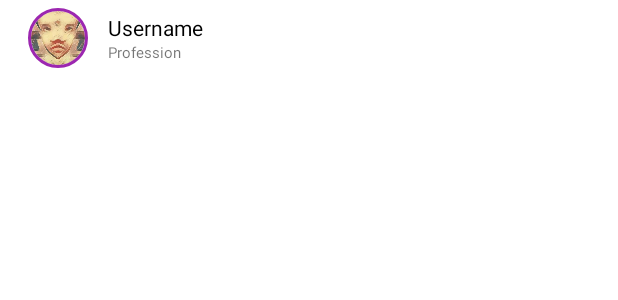
After one commit to priyamprakash/Social-media-21, an Android app: the layout comment_sample.xml on its own in the app's theme, with its tools: preview values and no code run, on a phone screen of 412 x 824 dp. The commit adds this screen. Shown: the top 300 px of the screen. Run offline under Robolectric (Android 15) with nearby library versions, the phone set to English and light mode, and no system bars.

Commit message:
comment section

```diff
--- a/app/src/main/java/com/app/social21/Adapter/NotificationAdapter.java
+++ b/app/src/main/java/com/app/social21/Adapter/NotificationAdapter.java
@@ -1,7 +1,6 @@
 package com.app.social21.Adapter;
 
 import android.content.Context;
-import android.graphics.Color;
 import android.text.Html;
 import android.view.LayoutInflater;
 import android.view.View;
@@ -58,7 +57,7 @@ public class NotificationAdapter extends RecyclerView.Adapter<NotificationAdapte
 
             profile = itemView.findViewById(R.id.profile_image);
             notification = itemView.findViewById(R.id.notification);
-            time = itemView.findViewById(R.id.time);
+            time = itemView.findViewById(R.id.profession);
 
 
 
--- a/app/src/main/java/com/app/social21/CommentActvity.java
+++ b/app/src/main/java/com/app/social21/CommentActvity.java
@@ -73,6 +73,7 @@ public class CommentActvity extends AppCompatActivity {
                 Picasso.get().load(user.getProfilePic()).placeholder(R.drawable.img_man1).into(binding.profileImage);
                 binding.name.setText(user.getName());
 
+
             }
 
             @Override
--- /dev/null
+++ b/app/src/main/res/layout/comment_sample.xml
@@ -0,0 +1,50 @@
+<?xml version="1.0" encoding="utf-8"?>
+<LinearLayout xmlns:android="http://schemas.android.com/apk/res/android"
+    android:layout_width="match_parent"
+    android:layout_height="match_parent"
+    xmlns:app="http://schemas.android.com/apk/res-auto"
+    android:orientation="vertical">
+    <LinearLayout
+        android:layout_width="match_parent"
+        android:layout_height="wrap_content"
+        android:gravity="center"
+        android:padding="5dp"
+        android:orientation="horizontal">
+
+        <de.hdodenhof.circleimageview.CircleImageView
+            android:id="@+id/profile_image"
+            android:layout_width="40dp"
+            android:layout_height="40dp"
+            android:src="@drawable/img_default"
+            app:civ_border_color="#9C27B0"
+            app:civ_border_width="2dp"
+            android:layout_weight="1"
+            />
+
+        <LinearLayout
+            android:layout_width="wrap_content"
+            android:layout_height="wrap_content"
+            android:orientation="vertical"
+            android:layout_weight="10"
+            >
+
+            <TextView
+                android:id="@+id/comment"
+                android:layout_width="wrap_content"
+                android:layout_height="wrap_content"
+                android:text="Username"
+                android:textColor="@color/black"
+                />
+
+            <TextView
+                android:id="@+id/time"
+                android:layout_width="wrap_content"
+                android:layout_height="wrap_content"
+                android:text="Profession"
+                android:textSize="10dp"
+                />
+
+        </LinearLayout>
+
+    </LinearLayout>
+</LinearLayout>
--- a/app/src/main/res/layout/notification2sample.xml
+++ b/app/src/main/res/layout/notification2sample.xml
@@ -36,7 +36,7 @@
         app:layout_constraintVertical_bias="0.19" />
 
     <TextView
-        android:id="@+id/time"
+        android:id="@+id/profession"
         android:layout_width="wrap_content"
         android:layout_height="wrap_content"
         android:text="Just Now"
```
Also changed, not shown: app/src/main/java/com/app/social21/Adapter/CommentAdapter.java (added, +58 -0 lines), app/src/main/java/com/app/social21/Adapter/PostAdapter.java (line endings or trailing spaces).
